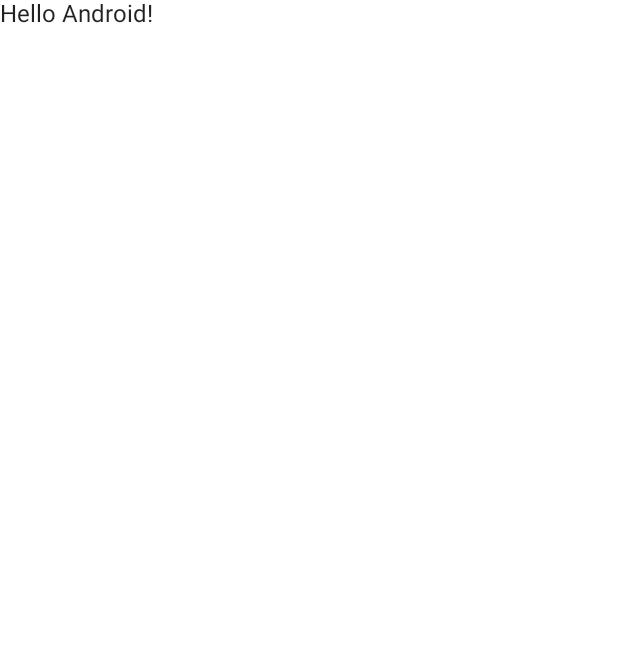
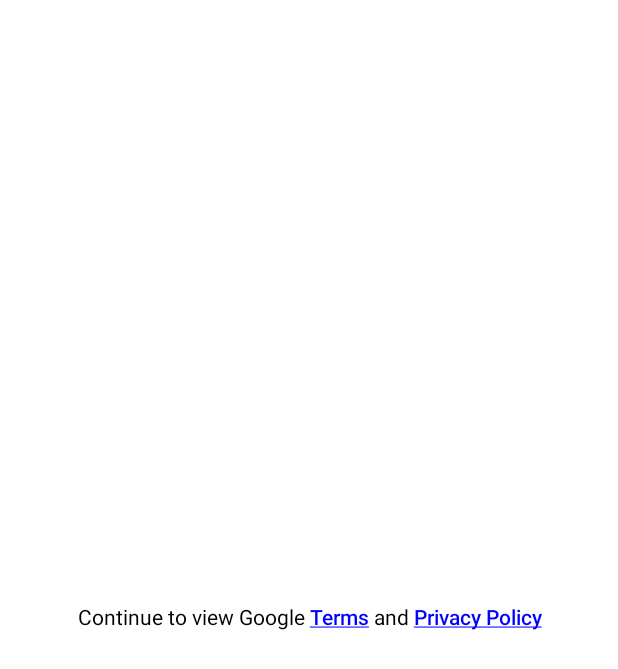
Before and after one commit to Uticodes/Hyperlink-Text-with-TalkBack-Demo, an Android app built with Jetpack Compose: the screen it shows after launch (MainActivity), on a phone screen of 412 x 824 dp. Before the commit the part shown is almost empty. Shown: the top 669 px of the screen. Run offline under Robolectric (Android 15) with nearby library versions, the phone set to English and light mode, and no system bars.

Commit message:
Implement a click on two hyperlinks on a single textview

```diff
--- a/app/src/main/java/uticodes/tutorials/hyperlinktextwithtalkbackdemo/MainActivity.kt
+++ b/app/src/main/java/uticodes/tutorials/hyperlinktextwithtalkbackdemo/MainActivity.kt
@@ -42,12 +42,76 @@ class MainActivity : ComponentActivity() {
                     color = MaterialTheme.colors.background
                 ) {
 
-                    Greeting(name = "Android")
+                    Column(
+                        Modifier.fillMaxSize(),
+                        verticalArrangement = Arrangement.Center,
+                        horizontalAlignment = Alignment.CenterHorizontally
+                    ) {
+                        val links = mutableMapOf(
+                            "Terms" to "https://policies.google.com/terms?hl=en-US",
+                            "Privacy Policy" to "https://policies.google.com/privacy?hl=en-US"
+                        )
+                        LinkedText(
+                            Modifier,
+                            description = "Continue to view Google Terms and Privacy Policy",
+                            linkedText = links,
+                            textStyle = TextStyle(textAlign = TextAlign.Center)
+                        )
+                    }
 
                 }
             }
         }
     }
+}
+
+const val TAG_URL = "URL"
+
+@Composable
+fun LinkedText(
+    modifier: Modifier = Modifier,
+    description: String,
+    linkedText: Map<String, String>,
+    textStyle: TextStyle = TextStyle.Default,
+) {
+    val uriHandler = LocalUriHandler.current
+
+    val annotatedString = buildAnnotatedString {
+        append(description)
+
+        for (key in linkedText.keys) {
+            val startIndex = description.indexOf(key, ignoreCase = true)
+            val endIndex = startIndex + key.length
+            addStyle(
+                SpanStyle(
+                    color = Blue,
+                    fontWeight = FontWeight.Medium,
+                    textDecoration = TextDecoration.Underline,
+                ),
+                startIndex,
+                endIndex
+            )
+
+            addStringAnnotation(
+                tag = TAG_URL,
+                annotation = linkedText[key].toString(),
+                start = startIndex,
+                end = endIndex
+            )
+        }
+    }
+
+    ClickableText(
+        text = annotatedString,
+        style = textStyle,
+        onClick = {
+            annotatedString.getStringAnnotations(TAG_URL, it, it)
+                .firstOrNull()?.let { stringAnnotations ->
+                    uriHandler.openUri(stringAnnotations.item)
+                }
+        },
+        modifier = modifier
+    )
 }
 
 @Composable
```
